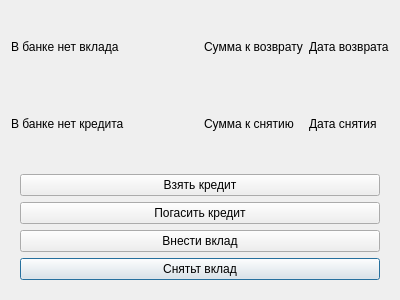
Above: UI template/bank.ui from nevskyforever/nfprogress before the change. Below: the same form after it.
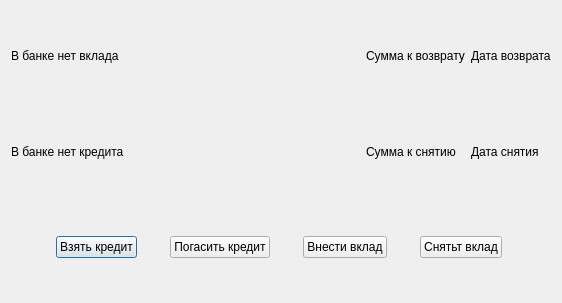
That is the form after the change.

Commit message:
В окно банка добавлена базовая логика банковского аккаунта - статусы продуктов, кнопки для функций взятия и возврата
Добавлена и подключена кнопка банка

```diff
--- a/UI template/bank.ui
+++ b/UI template/bank.ui
@@ -6,8 +6,8 @@
    <rect>
     <x>0</x>
     <y>0</y>
-    <width>400</width>
-    <height>300</height>
+    <width>562</width>
+    <height>303</height>
    </rect>
   </property>
   <property name="font">
@@ -16,7 +16,7 @@
    </font>
   </property>
   <property name="windowTitle">
-   <string>Dialog</string>
+   <string>Банк</string>
   </property>
   <layout class="QGridLayout" name="gridLayout">
    <item row="1" column="2">
@@ -26,41 +26,15 @@
      </property>
     </widget>
    </item>
-   <item row="0" column="0">
-    <widget class="QLabel" name="credit_status">
+   <item row="1" column="3">
+    <widget class="QLabel" name="return_deposit_date">
      <property name="text">
-      <string>В банке нет вклада</string>
+      <string>Дата снятия</string>
      </property>
     </widget>
    </item>
-   <item row="0" column="1">
-    <spacer name="horizontalSpacer_2">
-     <property name="orientation">
-      <enum>Qt::Orientation::Horizontal</enum>
-     </property>
-     <property name="sizeHint" stdset="0">
-      <size>
-       <width>40</width>
-       <height>20</height>
-      </size>
-     </property>
-    </spacer>
-   </item>
-   <item row="1" column="1">
-    <spacer name="horizontalSpacer">
-     <property name="orientation">
-      <enum>Qt::Orientation::Horizontal</enum>
-     </property>
-     <property name="sizeHint" stdset="0">
-      <size>
-       <width>40</width>
-       <height>20</height>
-      </size>
-     </property>
-    </spacer>
-   </item>
    <item row="1" column="0">
-    <widget class="QLabel" name="deposit_status">
+    <widget class="QLabel" name="credit_status">
      <property name="text">
       <string>В банке нет кредита</string>
      </property>
@@ -73,54 +47,110 @@
      </property>
     </widget>
    </item>
-   <item row="0" column="3">
-    <widget class="QLabel" name="return_credit_date">
-     <property name="text">
-      <string>Дата возврата</string>
-     </property>
-    </widget>
-   </item>
    <item row="2" column="0" colspan="4">
     <widget class="QWidget" name="widget" native="true">
      <layout class="QGridLayout" name="gridLayout_2">
-      <item row="3" column="0">
-       <widget class="QPushButton" name="return_deposit_btn">
-        <property name="text">
-         <string>Снятьт вклад</string>
-        </property>
-       </widget>
-      </item>
-      <item row="0" column="0">
-       <widget class="QPushButton" name="take_credit_btn">
-        <property name="text">
-         <string>Взять кредит</string>
-        </property>
-       </widget>
-      </item>
-      <item row="2" column="0">
-       <widget class="QPushButton" name="make_deposit_btn">
-        <property name="text">
-         <string>Внести вклад</string>
-        </property>
-       </widget>
-      </item>
       <item row="1" column="0">
-       <widget class="QPushButton" name="return_credit_btn">
-        <property name="text">
-         <string>Погасить кредит</string>
-        </property>
+       <widget class="QWidget" name="widget_2" native="true">
+        <layout class="QHBoxLayout" name="horizontalLayout">
+         <item>
+          <widget class="QPushButton" name="take_credit_btn">
+           <property name="sizePolicy">
+            <sizepolicy hsizetype="Fixed" vsizetype="Fixed">
+             <horstretch>0</horstretch>
+             <verstretch>0</verstretch>
+            </sizepolicy>
+           </property>
+           <property name="text">
+            <string>Взять кредит</string>
+           </property>
+          </widget>
+         </item>
+         <item>
+          <widget class="QPushButton" name="return_credit_btn">
+           <property name="sizePolicy">
+            <sizepolicy hsizetype="Fixed" vsizetype="Fixed">
+             <horstretch>0</horstretch>
+             <verstretch>0</verstretch>
+            </sizepolicy>
+           </property>
+           <property name="text">
+            <string>Погасить кредит</string>
+           </property>
+          </widget>
+         </item>
+         <item>
+          <widget class="QPushButton" name="make_deposit_btn">
+           <property name="sizePolicy">
+            <sizepolicy hsizetype="Fixed" vsizetype="Fixed">
+             <horstretch>0</horstretch>
+             <verstretch>0</verstretch>
+            </sizepolicy>
+           </property>
+           <property name="text">
+            <string>Внести вклад</string>
+           </property>
+          </widget>
+         </item>
+         <item>
+          <widget class="QPushButton" name="return_deposit_btn">
+           <property name="sizePolicy">
+            <sizepolicy hsizetype="Fixed" vsizetype="Fixed">
+             <horstretch>0</horstretch>
+             <verstretch>0</verstretch>
+            </sizepolicy>
+           </property>
+           <property name="text">
+            <string>Снятьт вклад</string>
+           </property>
+          </widget>
+         </item>
+        </layout>
        </widget>
       </item>
      </layout>
     </widget>
    </item>
-   <item row="1" column="3">
-    <widget class="QLabel" name="return_deposit_date">
+   <item row="0" column="3">
+    <widget class="QLabel" name="return_credit_date">
      <property name="text">
-      <string>Дата снятия</string>
+      <string>Дата возврата</string>
      </property>
     </widget>
    </item>
+   <item row="0" column="0">
+    <widget class="QLabel" name="deposit_status">
+     <property name="text">
+      <string>В банке нет вклада</string>
+     </property>
+    </widget>
+   </item>
+   <item row="0" column="1">
+    <spacer name="horizontalSpacer_2">
+     <property name="orientation">
+      <enum>Qt::Orientation::Horizontal</enum>
+     </property>
+     <property name="sizeHint" stdset="0">
+      <size>
+       <width>40</width>
+       <height>20</height>
+      </size>
+     </property>
+    </spacer>
+   </item>
+   <item row="1" column="1">
+    <spacer name="horizontalSpacer">
+     <property name="orientation">
+      <enum>Qt::Orientation::Horizontal</enum>
+     </property>
+     <property name="sizeHint" stdset="0">
+      <size>
+       <width>40</width>
+       <height>20</height>
+      </size>
+     </property>
+    </spacer>
+   </item>
   </layout>
  </widget>
  <resources/>
```
The commit also changes 5 other files.
